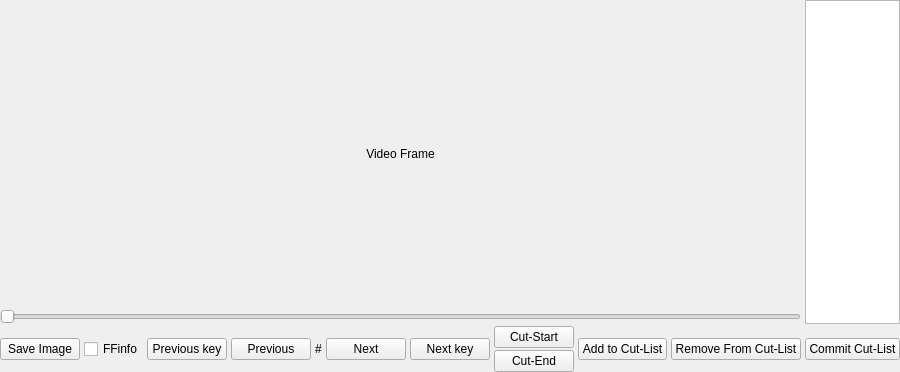
The window that tools/viewer/AVSViewer.ui (Selur/MKVCutter) describes before a commit, drawn with Qt 5.
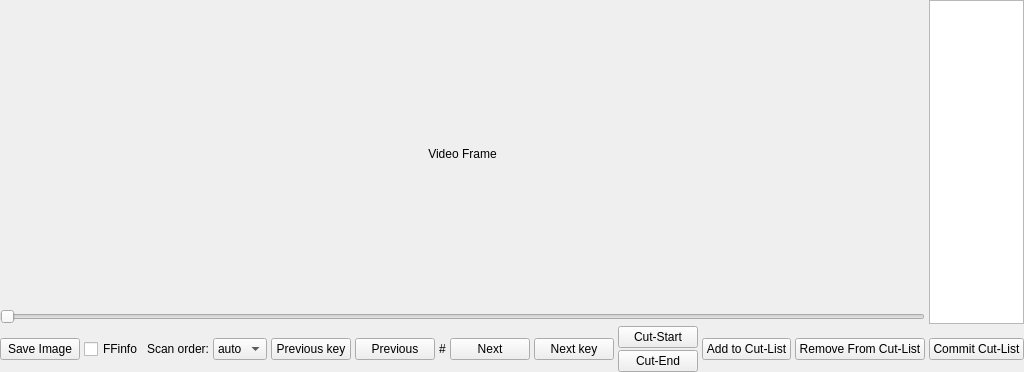
The same window after the commit. Custom widgets are drawn as their Qt base class.

```diff
--- a/tools/viewer/AVSViewer.ui
+++ b/tools/viewer/AVSViewer.ui
@@ -96,6 +96,44 @@
        </property>
       </widget>
      </item>
+     <item>
+      <widget class="QLabel" name="scanOrderLabel">
+       <property name="sizePolicy">
+        <sizepolicy hsizetype="Fixed" vsizetype="Fixed">
+         <horstretch>0</horstretch>
+         <verstretch>0</verstretch>
+        </sizepolicy>
+       </property>
+       <property name="text">
+        <string>Scan order:</string>
+       </property>
+      </widget>
+     </item>
+     <item>
+      <widget class="QComboBox" name="scanOrderComboBox">
+       <property name="sizePolicy">
+        <sizepolicy hsizetype="Fixed" vsizetype="Fixed">
+         <horstretch>0</horstretch>
+         <verstretch>0</verstretch>
+        </sizepolicy>
+       </property>
+       <item>
+        <property name="text">
+         <string>auto</string>
+        </property>
+       </item>
+       <item>
+        <property name="text">
+         <string>bff</string>
+        </property>
+       </item>
+       <item>
+        <property name="text">
+         <string>tff</string>
+        </property>
+       </item>
+      </widget>
+     </item>
      <item>
       <spacer name="horizontalSpacer">
        <property name="orientation">
```
